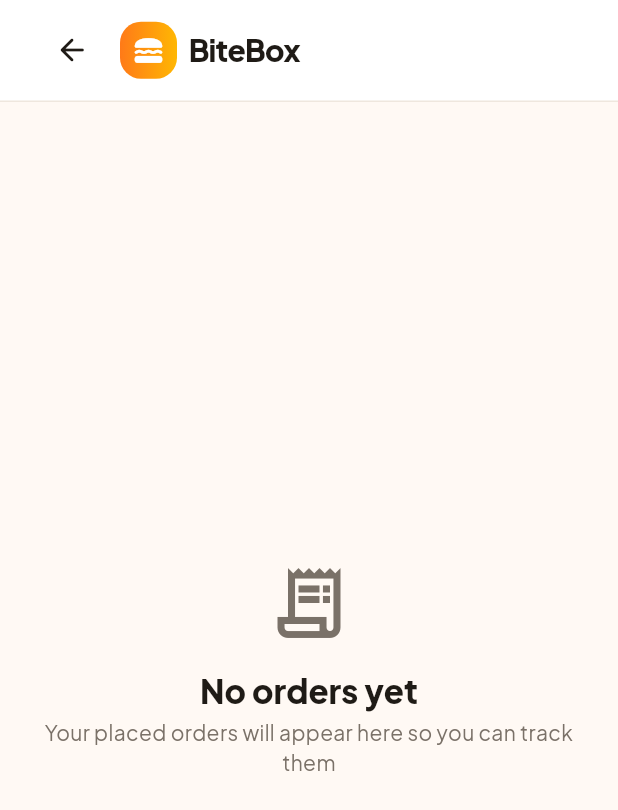
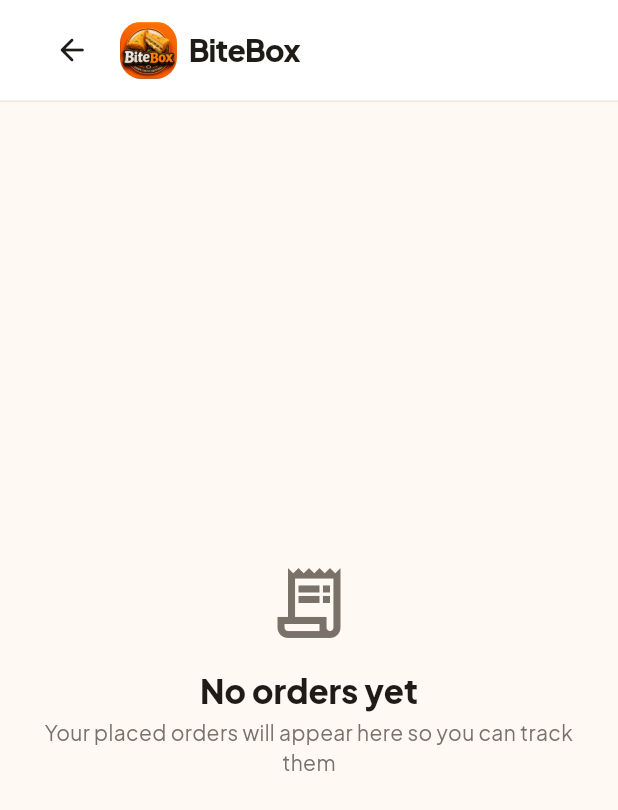
Before and after one commit to sarabbajwa13/bitebox, a Flutter app: the screen it shows after launch, after a tap on the "receipt long" icon, on a phone screen of 412 x 824 dp. Shown: the top 810 px of the screen. Run offline on Flutter 3.47's test engine with Material 3 defaults, Android fonts, the phone set to English and light mode, and no system bars; our stand-ins replace cloud_firestore, firebase_auth, firebase_core, google_fonts, shared_preferences; missing offline and left inert: firebase_data_connect; accounts and stored records are empty; statements that could not run were skipped.

Commit message:
update icons

```diff
--- a/lib/ui/screens/home_gate.dart
+++ b/lib/ui/screens/home_gate.dart
@@ -4,6 +4,7 @@ import 'package:provider/provider.dart';
 import '../../config/app_config.dart';
 import '../../config/app_theme.dart';
 import '../../providers/store_provider.dart';
+import '../widgets/common.dart';
 import 'dashboard_screen.dart';
 import 'store_detail_screen.dart';
 
@@ -57,20 +58,7 @@ class _Splash extends StatelessWidget {
         child: Column(
           mainAxisSize: MainAxisSize.min,
           children: [
-            Container(
-              padding: const EdgeInsets.all(16),
-              decoration: BoxDecoration(
-                gradient: const LinearGradient(
-                  colors: [AppColors.primary, AppColors.accent],
-                ),
-                borderRadius: BorderRadius.circular(AppRadius.lg),
-              ),
-              child: const Icon(
-                Icons.lunch_dining_rounded,
-                color: Colors.white,
-                size: 40,
-              ),
-            ),
+            const AppLogo(size: 84, radius: AppRadius.lg),
             const SizedBox(height: AppSpacing.md),
             Text(
               AppConfig.businessName,
--- a/lib/ui/screens/login_screen.dart
+++ b/lib/ui/screens/login_screen.dart
@@ -6,6 +6,7 @@ import '../../config/app_config.dart';
 import '../../config/app_strings.dart';
 import '../../config/app_theme.dart';
 import '../../providers/auth_provider.dart';
+import '../widgets/common.dart';
 
 /// Firebase Phone OTP login. Login hote hi `Navigator.pop(true)` — cart flow
 /// isi ka intezaar karta hai.
@@ -68,22 +69,7 @@ class _LoginScreenState extends State<LoginScreen> {
               mainAxisSize: MainAxisSize.min,
               crossAxisAlignment: CrossAxisAlignment.stretch,
               children: [
-                Center(
-                  child: Container(
-                    padding: const EdgeInsets.all(16),
-                    decoration: BoxDecoration(
-                      gradient: const LinearGradient(
-                        colors: [AppColors.primary, AppColors.accent],
-                      ),
-                      borderRadius: BorderRadius.circular(AppRadius.lg),
-                    ),
-                    child: const Icon(
-                      Icons.lunch_dining_rounded,
-                      color: Colors.white,
-                      size: 36,
-                    ),
-                  ),
-                ),
+                const Center(child: AppLogo(size: 76, radius: AppRadius.lg)),
                 const SizedBox(height: AppSpacing.lg),
                 Text(
                   AppStrings.loginTitle,
--- a/lib/ui/widgets/app_header.dart
+++ b/lib/ui/widgets/app_header.dart
@@ -81,20 +81,7 @@ class _Logo extends StatelessWidget {
         child: Row(
           mainAxisSize: MainAxisSize.min,
           children: [
-            Container(
-              padding: const EdgeInsets.all(8),
-              decoration: BoxDecoration(
-                gradient: const LinearGradient(
-                  colors: [AppColors.primary, AppColors.accent],
-                ),
-                borderRadius: BorderRadius.circular(AppRadius.md),
-              ),
-              child: const Icon(
-                Icons.lunch_dining_rounded,
-                color: Colors.white,
-                size: 22,
-              ),
-            ),
+            const AppLogo(size: 38),
             const SizedBox(width: AppSpacing.sm),
             Text(
               AppConfig.businessName,
--- a/lib/ui/widgets/common.dart
+++ b/lib/ui/widgets/common.dart
@@ -3,6 +3,26 @@ import 'package:flutter/material.dart';
 import '../../config/app_config.dart';
 import '../../config/app_theme.dart';
 import '../../models/order.dart';
+
+/// App icon/logo (assets/images/app_logo.png) — brand ke liye reusable.
+class AppLogo extends StatelessWidget {
+  final double size;
+  final double radius;
+  const AppLogo({super.key, this.size = 40, this.radius = AppRadius.md});
+
+  @override
+  Widget build(BuildContext context) {
+    return ClipRRect(
+      borderRadius: BorderRadius.circular(radius),
+      child: Image.asset(
+        'assets/images/app_logo.png',
+        width: size,
+        height: size,
+        fit: BoxFit.cover,
+      ),
+    );
+  }
+}
 
 /// Format a price with the configured currency symbol.
 String formatPrice(num value) {
--- a/pubspec.yaml
+++ b/pubspec.yaml
@@ -70,7 +70,7 @@ flutter:
   uses-material-design: true
 
   assets:
-    - assets/data/
+    - assets/images/app_logo.png
 
   # An image asset can refer to one or more resolution-specific "variants", see
   # https://flutter.dev/to/resolution-aware-images
```
Also changed, not shown: assets/images/app_logo.png (added), 1 other file.
